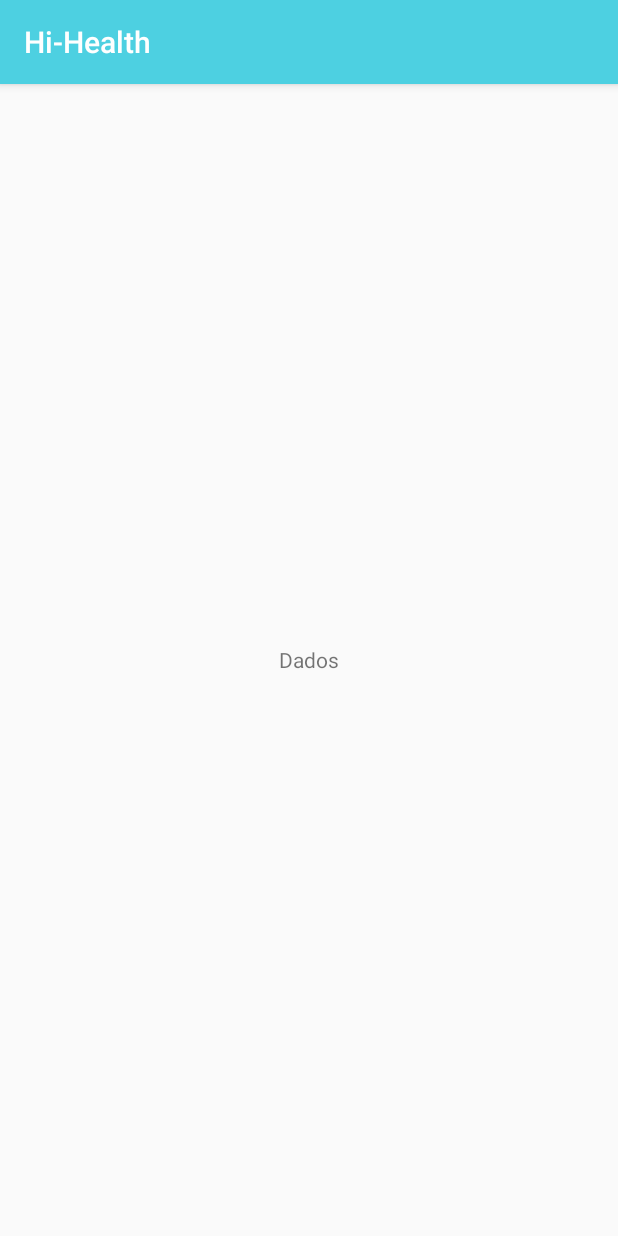
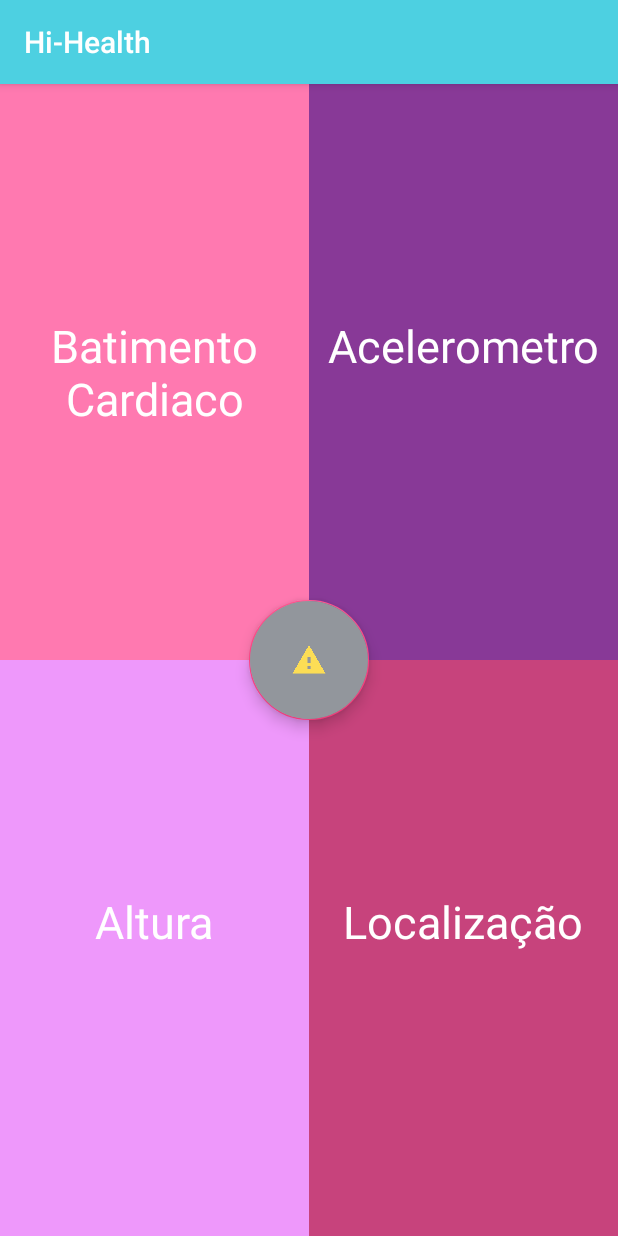
Before and after one commit to GustavorDeSousa/Hi-Health, an Android app: the fragment DataFragment shown on its own in the app's theme, on a phone screen of 412 x 824 dp. Run offline under Robolectric (Android 15) with nearby library versions, the phone set to English and light mode, and no system bars.

Commit message:
Add FAB, Update DataFragment

```diff
--- a/app/src/main/java/br/com/thecharles/hihealth/BottomNavigationActivity.java
+++ b/app/src/main/java/br/com/thecharles/hihealth/BottomNavigationActivity.java
@@ -3,6 +3,7 @@ package br.com.thecharles.hihealth;
 import android.os.Bundle;
 import android.support.annotation.NonNull;
 import android.support.design.widget.BottomNavigationView;
+import android.support.design.widget.FloatingActionButton;
 import android.support.v4.app.Fragment;
 import android.support.v4.app.FragmentTransaction;
 import android.support.v7.app.AppCompatActivity;
@@ -11,11 +12,10 @@ import android.widget.TextView;
 
 import br.com.thecharles.hihealth.fragments.ContactsFragment;
 import br.com.thecharles.hihealth.fragments.DataFragment;
+import br.com.thecharles.hihealth.fragments.ProfileFragment;
 
 // TODO Corrigir bug de ciclo de vida
 public class BottomNavigationActivity extends AppCompatActivity {
-
-    private TextView mTextMessage;
 
     private BottomNavigationView.OnNavigationItemSelectedListener mOnNavigationItemSelectedListener
             = new BottomNavigationView.OnNavigationItemSelectedListener() {
@@ -24,21 +24,18 @@ public class BottomNavigationActivity extends AppCompatActivity {
         public boolean onNavigationItemSelected(@NonNull MenuItem item) {
             switch (item.getItemId()) {
                 case R.id.navigation_data:
-                    mTextMessage.setText(R.string.title_data);
                     getSupportActionBar().setTitle(R.string.title_data);
                     Fragment dataFragment = DataFragment.newInstance();
                     openFragment(dataFragment);
                     return true;
                 case R.id.navigation_contacts:
-                    mTextMessage.setText(R.string.title_contacts);
                     getSupportActionBar().setTitle(R.string.title_contacts);
                     Fragment contactsFragment = ContactsFragment.newInstance();
                     openFragment(contactsFragment);
                     return true;
                 case R.id.navigation_profile:
-                    mTextMessage.setText(R.string.title_profile);
                     getSupportActionBar().setTitle(R.string.title_profile);
-                    Fragment profileFragment = DataFragment.newInstance();
+                    Fragment profileFragment = ProfileFragment.newInstance();
                     openFragment(profileFragment);
                     return true;
             }
@@ -51,7 +48,6 @@ public class BottomNavigationActivity extends AppCompatActivity {
         super.onCreate(savedInstanceState);
         setContentView(R.layout.activity_bottom_navigation);
 
-        mTextMessage = findViewById(R.id.message);
         BottomNavigationView navigation = findViewById(R.id.navigation);
         navigation.setOnNavigationItemSelectedListener(mOnNavigationItemSelectedListener);
     }
--- /dev/null
+++ b/app/src/main/java/br/com/thecharles/hihealth/fragments/ChildAFragment.java
@@ -0,0 +1,18 @@
+package br.com.thecharles.hihealth.fragments;
+
+import android.os.Bundle;
+import android.support.v4.app.Fragment;
+import android.view.LayoutInflater;
+import android.view.View;
+import android.view.ViewGroup;
+
+import br.com.thecharles.hihealth.R;
+
+public class ChildAFragment extends Fragment {
+
+    @Override
+    public View onCreateView(LayoutInflater inflater, ViewGroup container,
+                             Bundle savedInstanceState) {
+        return inflater.inflate(R.layout.fragment_child_a, container, false);
+    }
+}
--- /dev/null
+++ b/app/src/main/java/br/com/thecharles/hihealth/fragments/ChildBFragment.java
@@ -0,0 +1,18 @@
+package br.com.thecharles.hihealth.fragments;
+
+import android.os.Bundle;
+import android.support.v4.app.Fragment;
+import android.view.LayoutInflater;
+import android.view.View;
+import android.view.ViewGroup;
+
+import br.com.thecharles.hihealth.R;
+
+public class ChildBFragment extends Fragment {
+
+    @Override
+    public View onCreateView(LayoutInflater inflater, ViewGroup container,
+                             Bundle savedInstanceState) {
+        return inflater.inflate(R.layout.fragment_child_b, container, false);
+    }
+}
--- /dev/null
+++ b/app/src/main/java/br/com/thecharles/hihealth/fragments/ChildCFragment.java
@@ -0,0 +1,18 @@
+package br.com.thecharles.hihealth.fragments;
+
+import android.os.Bundle;
+import android.support.v4.app.Fragment;
+import android.view.LayoutInflater;
+import android.view.View;
+import android.view.ViewGroup;
+
+import br.com.thecharles.hihealth.R;
+
+public class ChildCFragment extends Fragment {
+
+    @Override
+    public View onCreateView(LayoutInflater inflater, ViewGroup container,
+                             Bundle savedInstanceState) {
+        return inflater.inflate(R.layout.fragment_child_c, container, false);
+    }
+}
--- /dev/null
+++ b/app/src/main/java/br/com/thecharles/hihealth/fragments/ChildDFragment.java
@@ -0,0 +1,18 @@
+package br.com.thecharles.hihealth.fragments;
+
+import android.os.Bundle;
+import android.support.v4.app.Fragment;
+import android.view.LayoutInflater;
+import android.view.View;
+import android.view.ViewGroup;
+
+import br.com.thecharles.hihealth.R;
+
+public class ChildDFragment extends Fragment {
+
+    @Override
+    public View onCreateView(LayoutInflater inflater, ViewGroup container,
+                             Bundle savedInstanceState) {
+        return inflater.inflate(R.layout.fragment_child_d, container, false);
+    }
+}
--- a/app/src/main/java/br/com/thecharles/hihealth/fragments/DataFragment.java
+++ b/app/src/main/java/br/com/thecharles/hihealth/fragments/DataFragment.java
@@ -1,7 +1,9 @@
 package br.com.thecharles.hihealth.fragments;
 
 import android.os.Bundle;
+import android.support.design.widget.FloatingActionButton;
 import android.support.v4.app.Fragment;
+import android.support.v4.app.FragmentTransaction;
 import android.view.LayoutInflater;
 import android.view.View;
 import android.view.ViewGroup;
@@ -15,6 +17,30 @@ public class DataFragment extends Fragment{
                              Bundle savedInstanceState) {
         return inflater.inflate(R.layout.fragment_data, container, false);
     }
+
+
+
+    @Override
+    public void onViewCreated(View view, Bundle savedInstanceState) {
+//        Fragment childFragment = new ChildFragment();
+        Fragment childAFragment = new ChildAFragment();
+        Fragment childBFragment = new ChildBFragment();
+        Fragment childCFragment = new ChildCFragment();
+        Fragment childDFragment = new ChildDFragment();
+
+        FragmentTransaction transaction = getChildFragmentManager().beginTransaction();
+
+//        transaction.replace(R.id.child_fragment_container, childFragment);
+        transaction.replace(R.id.child_fragment_a_container, childAFragment);
+        transaction.replace(R.id.child_fragment_b_container, childBFragment);
+        transaction.replace(R.id.child_fragment_c_container, childCFragment);
+        transaction.replace(R.id.child_fragment_d_container, childDFragment);
+        transaction.commit();
+
+
+    }
+
+
     public static DataFragment newInstance() {
         return new DataFragment();
     }
--- /dev/null
+++ b/app/src/main/res/drawable/ic_warning_black_24dp.xml
@@ -0,0 +1,9 @@
+<vector xmlns:android="http://schemas.android.com/apk/res/android"
+        android:width="24dp"
+        android:height="24dp"
+        android:viewportWidth="24.0"
+        android:viewportHeight="24.0">
+    <path
+        android:fillColor="#fcdd55"
+        android:pathData="M1,21h22L12,2 1,21zM13,18h-2v-2h2v2zM13,14h-2v-4h2v4z"/>
+</vector>
--- /dev/null
+++ b/app/src/main/res/drawable/round_button.xml
@@ -0,0 +1,12 @@
+<?xml version="1.0" encoding="utf-8"?>
+<selector xmlns:android="http://schemas.android.com/apk/res/android">
+    <item android:state_pressed="false">
+        <shape android:shape="oval">
+            <solid android:color="@color/fab_warning"/>
+            <size android:width="250dp" android:height="250dp"/>
+            <item android:drawable="@drawable/ic_warning_black_24dp"/>
+        </shape>
+    </item>
+
+
+</selector>
--- a/app/src/main/res/layout/activity_bottom_navigation.xml
+++ b/app/src/main/res/layout/activity_bottom_navigation.xml
@@ -1,34 +1,30 @@
 <?xml version="1.0" encoding="utf-8"?>
-<android.support.constraint.ConstraintLayout xmlns:android="http://schemas.android.com/apk/res/android"
+<LinearLayout xmlns:android="http://schemas.android.com/apk/res/android"
     xmlns:app="http://schemas.android.com/apk/res-auto"
     xmlns:tools="http://schemas.android.com/tools"
-    android:id="@+id/container"
     android:layout_width="match_parent"
     android:layout_height="match_parent"
-    tools:context=".BottomNavigationActivity">
+    tools:context=".BottomNavigationActivity"
+    android:orientation="vertical">
 
-    <TextView
-        android:id="@+id/message"
-        android:layout_width="wrap_content"
-        android:layout_height="wrap_content"
-        android:layout_marginLeft="@dimen/activity_horizontal_margin"
-        android:layout_marginStart="@dimen/activity_horizontal_margin"
-        android:layout_marginTop="@dimen/activity_vertical_margin"
-        android:text="Salve"
-        app:layout_constraintLeft_toLeftOf="parent"
-        app:layout_constraintTop_toTopOf="parent" />
+
+    <LinearLayout
+        android:id="@+id/container"
+        android:layout_width="match_parent"
+        android:layout_height="0dp"
+        android:layout_weight="8"
+        android:orientation="vertical">
+
+
+    </LinearLayout>
 
     <!--TODO - Melhorar o esquema de cores -->
     <android.support.design.widget.BottomNavigationView
         android:id="@+id/navigation"
-        android:layout_width="0dp"
-        android:layout_height="wrap_content"
-        android:layout_marginEnd="0dp"
-        android:layout_marginStart="0dp"
+        android:layout_width="match_parent"
+        android:layout_height="0dp"
+        android:layout_weight="1"
         android:background="?android:attr/windowBackground"
-        app:layout_constraintBottom_toBottomOf="parent"
-        app:layout_constraintLeft_toLeftOf="parent"
-        app:layout_constraintRight_toRightOf="parent"
         app:menu="@menu/navigation" />
 
-</android.support.constraint.ConstraintLayout>
+</LinearLayout>
--- /dev/null
+++ b/app/src/main/res/layout/fragment_child_a.xml
@@ -0,0 +1,24 @@
+<?xml version="1.0" encoding="utf-8"?>
+<LinearLayout xmlns:android="http://schemas.android.com/apk/res/android"
+    android:orientation="vertical" android:layout_width="match_parent"
+    android:layout_height="match_parent"
+    android:background="@color/frag_heart">
+
+
+    <FrameLayout
+        android:layout_width="match_parent"
+        android:layout_height="match_parent">
+
+        <TextView
+            android:layout_width="match_parent"
+            android:layout_height="wrap_content"
+            android:text="Batimento Cardiaco"
+            android:textSize="30sp"
+            android:textColor="#FFF"
+            android:textAlignment="center"
+            android:layout_gravity="center_vertical"
+            android:lines="2"/>
+
+    </FrameLayout>
+
+</LinearLayout>
--- /dev/null
+++ b/app/src/main/res/layout/fragment_child_b.xml
@@ -0,0 +1,24 @@
+<?xml version="1.0" encoding="utf-8"?>
+<LinearLayout xmlns:android="http://schemas.android.com/apk/res/android"
+    android:orientation="vertical" android:layout_width="match_parent"
+    android:layout_height="match_parent"
+    android:background="@color/frag_velocity">
+
+
+    <FrameLayout
+        android:layout_width="match_parent"
+        android:layout_height="match_parent">
+
+        <TextView
+            android:layout_width="match_parent"
+            android:layout_height="wrap_content"
+            android:text="Acelerometro"
+            android:textSize="30sp"
+            android:textColor="#FFF"
+            android:textAlignment="center"
+            android:layout_gravity="center_vertical"
+            android:lines="2"/>
+
+    </FrameLayout>
+
+</LinearLayout>
--- /dev/null
+++ b/app/src/main/res/layout/fragment_child_c.xml
@@ -0,0 +1,24 @@
+<?xml version="1.0" encoding="utf-8"?>
+<LinearLayout xmlns:android="http://schemas.android.com/apk/res/android"
+    android:orientation="vertical" android:layout_width="match_parent"
+    android:layout_height="match_parent"
+    android:background="@color/frag_height">
+
+
+    <FrameLayout
+        android:layout_width="match_parent"
+        android:layout_height="match_parent">
+
+        <TextView
+            android:layout_width="match_parent"
+            android:layout_height="wrap_content"
+            android:text="Altura"
+            android:textSize="30sp"
+            android:textColor="#FFF"
+            android:textAlignment="center"
+            android:layout_gravity="center_vertical"
+            android:lines="2"/>
+
+    </FrameLayout>
+
+</LinearLayout>
--- /dev/null
+++ b/app/src/main/res/layout/fragment_child_d.xml
@@ -0,0 +1,24 @@
+<?xml version="1.0" encoding="utf-8"?>
+<LinearLayout xmlns:android="http://schemas.android.com/apk/res/android"
+    android:orientation="vertical" android:layout_width="match_parent"
+    android:layout_height="match_parent"
+    android:background="@color/frag_location">
+
+
+    <FrameLayout
+        android:layout_width="match_parent"
+        android:layout_height="match_parent">
+
+        <TextView
+            android:layout_width="match_parent"
+            android:layout_height="wrap_content"
+            android:text="Localização"
+            android:textSize="30sp"
+            android:textColor="#FFF"
+            android:textAlignment="center"
+            android:layout_gravity="center_vertical"
+            android:lines="2"/>
+
+    </FrameLayout>
+
+</LinearLayout>
--- a/app/src/main/res/layout/fragment_contacts.xml
+++ b/app/src/main/res/layout/fragment_contacts.xml
@@ -5,8 +5,14 @@
 
     <TextView
         android:layout_width="match_parent"
-        android:layout_height="match_parent"
+        android:layout_height="0dp"
+        android:layout_weight="1"
         android:text="@string/title_contacts"
-        android:gravity="center_vertical|center_horizontal"/>
+        android:gravity="center_horizontal"/>
 
+    <ImageView
+        android:layout_width="match_parent"
+        android:layout_height="0dp"
+        android:layout_weight="3"
+        android:src="@drawable/ic_warning_black_24dp" />
 </LinearLayout>
--- a/app/src/main/res/layout/fragment_data.xml
+++ b/app/src/main/res/layout/fragment_data.xml
@@ -1,12 +1,88 @@
 <?xml version="1.0" encoding="utf-8"?>
 <LinearLayout xmlns:android="http://schemas.android.com/apk/res/android"
-    android:orientation="vertical" android:layout_width="match_parent"
+    xmlns:app="http://schemas.android.com/apk/res-auto"
+    android:orientation="vertical"
+    android:layout_width="match_parent"
     android:layout_height="match_parent">
 
-    <TextView
+    <FrameLayout
+        android:id="@+id/parent_fragment_container"
         android:layout_width="match_parent"
-        android:layout_height="match_parent"
-        android:text="@string/title_data"
-        android:gravity="center_vertical|center_horizontal"/>
+        android:layout_height="match_parent">
+
+
+        <!--TODO Melhorar o FAB-->
+        <android.support.design.widget.FloatingActionButton
+            android:id="@+id/fab_warning"
+            android:layout_width="wrap_content"
+            android:layout_height="wrap_content"
+            android:scaleType="centerInside"
+            app:fabSize="normal"
+            android:src="@drawable/ic_warning_black_24dp"
+            android:backgroundTint="@color/fab_warning"
+            android:layout_gravity="center"/>
+
+
+        <GridLayout
+            android:layout_width="match_parent"
+            android:layout_height="match_parent"
+            android:rowCount="2"
+            android:columnCount="2"
+            android:alignmentMode="alignMargins"
+            android:columnOrderPreserved="false"
+            android:layout_weight="8">
+
+
+
+            <FrameLayout
+                android:id="@+id/child_fragment_a_container"
+                android:layout_width="0dp"
+                android:layout_height="0dp"
+                android:layout_columnWeight="1"
+                android:layout_rowWeight="1"
+                android:layout_row="0"
+                android:layout_column="0">
+            </FrameLayout>
+
+            <FrameLayout
+                android:id="@+id/child_fragment_b_container"
+                android:layout_width="0dp"
+                android:layout_height="0dp"
+                android:layout_columnWeight="1"
+                android:layout_rowWeight="1"
+                android:layout_row="0"
+                android:layout_column="1">
+
+            </FrameLayout>
+
+
+            <FrameLayout
+                android:id="@+id/child_fragment_c_container"
+                android:layout_width="0dp"
+                android:layout_height="0dp"
+                android:layout_columnWeight="1"
+                android:layout_rowWeight="1"
+                android:layout_column="0"
+                android:layout_row="1">
+
+
+            </FrameLayout>
+
+            <FrameLayout
+                android:id="@+id/child_fragment_d_container"
+                android:layout_width="0dp"
+                android:layout_height="0dp"
+                android:layout_columnWeight="1"
+                android:layout_rowWeight="1"
+                android:layout_column="1"
+                android:layout_row="1">
+
+            </FrameLayout>
+
+
+        </GridLayout>
+    </FrameLayout>
+
+
 
 </LinearLayout>
--- a/app/src/main/res/layout/fragment_profile.xml
+++ b/app/src/main/res/layout/fragment_profile.xml
@@ -6,8 +6,15 @@
 
     <TextView
         android:layout_width="match_parent"
-        android:layout_height="match_parent"
+        android:layout_height="0dp"
+        android:layout_weight="1"
         android:text="@string/title_profile"
-        android:gravity="center_vertical|center_horizontal"/>
+        android:gravity="center_horizontal"/>
 
+
+    <ImageView
+        android:layout_width="match_parent"
+        android:layout_height="0dp"
+        android:src="@drawable/ic_warning_black_24dp"
+        android:layout_weight="3"/>
 </LinearLayout>
--- a/app/src/main/res/values/colors.xml
+++ b/app/src/main/res/values/colors.xml
@@ -11,4 +11,10 @@
     <color name="material_green_a200">#69F0AE</color>
     <color name="material_lime_a700">#AEEA00</color>
     <color name="material_purple_a700">#AA00FF</color>
+
+    <color name="fab_warning">#92969C</color>
+    <color name="frag_heart">#FF79B0</color>
+    <color name="frag_velocity">#883997</color>
+    <color name="frag_height">#EE98FB</color>
+    <color name="frag_location">#C7437C</color>
 </resources>
--- a/app/src/main/res/values/dimens.xml
+++ b/app/src/main/res/values/dimens.xml
@@ -1,5 +1,8 @@
-<resources>
+<resources xmlns:tools="http://schemas.android.com/tools">
     <!-- Default screen margins, per the Android Design guidelines. -->
     <dimen name="activity_horizontal_margin">16dp</dimen>
     <dimen name="activity_vertical_margin">16dp</dimen>
+
+    <dimen name="design_fab_size_normal" tools:override="true">80dp</dimen>
+    <dimen name="design_fab_content_size" tools:override="true">48dp</dimen>
 </resources>
--- a/app/src/main/res/values/styles.xml
+++ b/app/src/main/res/values/styles.xml
@@ -7,6 +7,8 @@
         <item name="colorPrimaryDark">@color/colorPrimaryDark</item>
         <item name="colorAccent">@color/colorAccent</item>
     </style>
+
+
 
 
     <style name="GreenTheme" parent="FirebaseUI">
```
